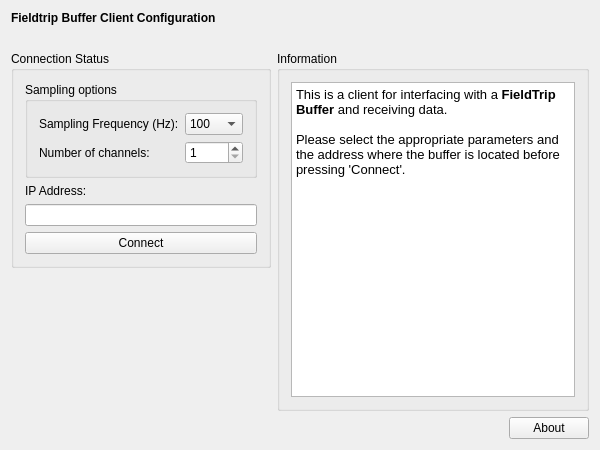
First picture: the form in applications/mne_scan/plugins/ftbuffer/FormFiles/ftbuffersetup.ui, repository mne-tools/mne-cpp, before the edit.
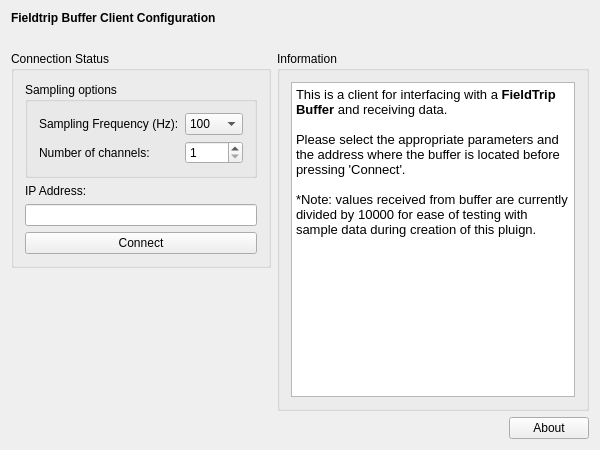
Second picture: the form after the edit.

```diff
--- a/applications/mne_scan/plugins/ftbuffer/FormFiles/ftbuffersetup.ui
+++ b/applications/mne_scan/plugins/ftbuffer/FormFiles/ftbuffersetup.ui
@@ -73,7 +73,9 @@
 &lt;/style&gt;&lt;/head&gt;&lt;body style=&quot; font-family:'Sans'; font-size:10pt; font-weight:400; font-style:normal;&quot;&gt;
 &lt;p style=&quot; margin-top:0px; margin-bottom:0px; margin-left:0px; margin-right:0px; -qt-block-indent:0; text-indent:0px;&quot;&gt;&lt;span style=&quot; font-family:'Sans';&quot;&gt;This is a client for interfacing with a &lt;/span&gt;&lt;span style=&quot; font-family:'Sans'; font-weight:600;&quot;&gt;FieldTrip Buffer&lt;/span&gt;&lt;span style=&quot; font-family:'Sans';&quot;&gt; and receiving data. &lt;/span&gt;&lt;/p&gt;
 &lt;p style=&quot;-qt-paragraph-type:empty; margin-top:0px; margin-bottom:0px; margin-left:0px; margin-right:0px; -qt-block-indent:0; text-indent:0px; font-family:'Sans';&quot;&gt;&lt;br /&gt;&lt;/p&gt;
-&lt;p style=&quot; margin-top:0px; margin-bottom:0px; margin-left:0px; margin-right:0px; -qt-block-indent:0; text-indent:0px;&quot;&gt;&lt;span style=&quot; font-family:'Sans';&quot;&gt;Please select the appropriate parameters and the address where the buffer is located before pressing 'Connect'.&lt;/span&gt;&lt;/p&gt;&lt;/body&gt;&lt;/html&gt;</string>
+&lt;p style=&quot; margin-top:0px; margin-bottom:0px; margin-left:0px; margin-right:0px; -qt-block-indent:0; text-indent:0px;&quot;&gt;&lt;span style=&quot; font-family:'Sans';&quot;&gt;Please select the appropriate parameters and the address where the buffer is located before pressing 'Connect'.&lt;/span&gt;&lt;/p&gt;
+&lt;p style=&quot;-qt-paragraph-type:empty; margin-top:0px; margin-bottom:0px; margin-left:0px; margin-right:0px; -qt-block-indent:0; text-indent:0px; font-family:'Sans';&quot;&gt;&lt;br /&gt;&lt;/p&gt;
+&lt;p style=&quot; margin-top:0px; margin-bottom:0px; margin-left:0px; margin-right:0px; -qt-block-indent:0; text-indent:0px;&quot;&gt;&lt;span style=&quot; font-family:'Sans';&quot;&gt;*Note: values received from buffer are currently divided by 10000 for ease of testing with sample data during creation of this pluign.&lt;/span&gt;&lt;/p&gt;&lt;/body&gt;&lt;/html&gt;</string>
           </property>
          </widget>
         </item>
```
